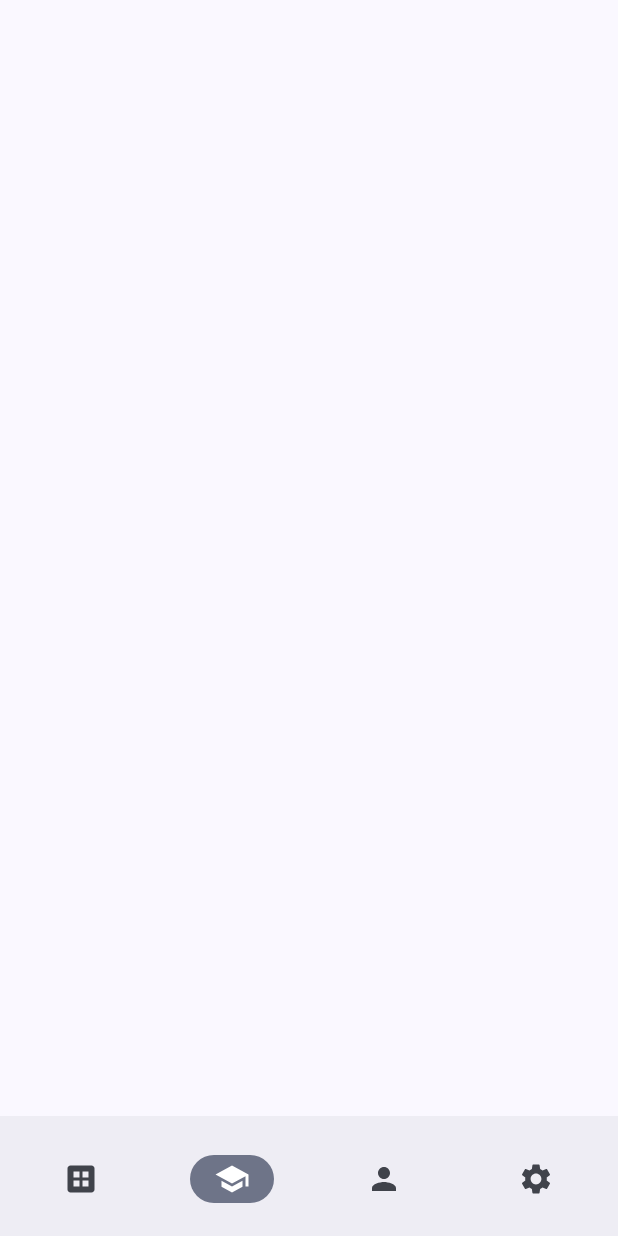
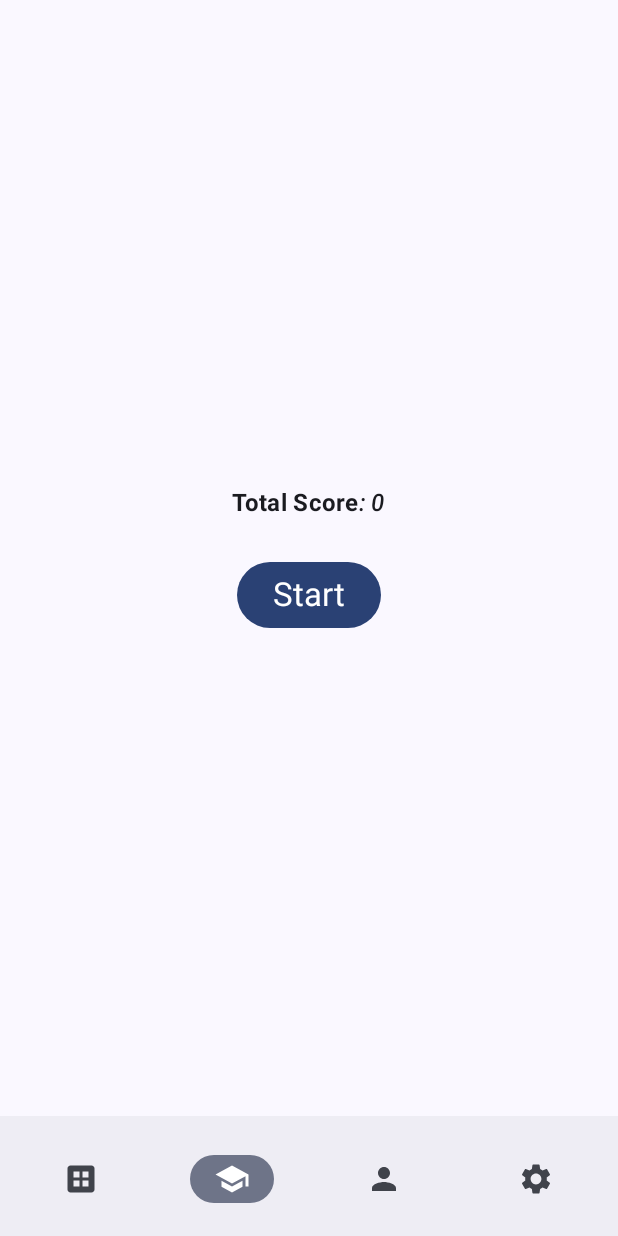
Before and after one commit to AndriiDubovyk/EasyLex, an Android app built with Jetpack Compose: the StudyScreen screen opened through its navigation route, on a phone screen of 412 x 824 dp. Run offline under Robolectric (Android 15) with nearby library versions, the light colour scheme and no system bars; our stand-ins replace Dagger/Hilt's generated code.

Commit message:
Add ability to practice flashcards

```diff
--- a/app/src/main/java/com/andriidubovyk/easylex/di/AppModule.kt
+++ b/app/src/main/java/com/andriidubovyk/easylex/di/AppModule.kt
@@ -10,6 +10,8 @@ import com.andriidubovyk.easylex.domain.use_case.DeleteFlashcard
 import com.andriidubovyk.easylex.domain.use_case.FlashcardUseCases
 import com.andriidubovyk.easylex.domain.use_case.GetFlashcard
 import com.andriidubovyk.easylex.domain.use_case.GetFlashcards
+import com.andriidubovyk.easylex.domain.use_case.GetLowestScoreFlashcards
+import com.andriidubovyk.easylex.domain.use_case.GetTotalScore
 import dagger.Module
 import dagger.Provides
 import dagger.hilt.InstallIn
@@ -42,7 +44,9 @@ object AppModule {
             getFlashcards = GetFlashcards(repository),
             getFlashcard = GetFlashcard(repository),
             addFlashcard = AddFlashcard(repository),
-            deleteFlashcard = DeleteFlashcard(repository)
+            deleteFlashcard = DeleteFlashcard(repository),
+            getTotalScore = GetTotalScore(repository),
+            getLowestScoreFlashcards = GetLowestScoreFlashcards(repository)
         )
     }
 }
--- a/app/src/main/java/com/andriidubovyk/easylex/domain/use_case/FlashcardUseCases.kt
+++ b/app/src/main/java/com/andriidubovyk/easylex/domain/use_case/FlashcardUseCases.kt
@@ -4,5 +4,7 @@ data class FlashcardUseCases(
     val getFlashcards: GetFlashcards,
     val getFlashcard: GetFlashcard,
     val addFlashcard: AddFlashcard,
-    val deleteFlashcard: DeleteFlashcard
+    val deleteFlashcard: DeleteFlashcard,
+    val getTotalScore: GetTotalScore,
+    val getLowestScoreFlashcards: GetLowestScoreFlashcards
 )
--- /dev/null
+++ b/app/src/main/java/com/andriidubovyk/easylex/domain/use_case/GetTotalScore.kt
@@ -0,0 +1,12 @@
+package com.andriidubovyk.easylex.domain.use_case
+
+import com.andriidubovyk.easylex.domain.repository.FlashcardRepository
+
+class GetTotalScore(
+    private val repository: FlashcardRepository
+) {
+
+    suspend operator fun invoke(): Int {
+        return repository.getTotalScore()
+    }
+}
--- a/app/src/main/java/com/andriidubovyk/easylex/presentation/navigation/NavigationHost.kt
+++ b/app/src/main/java/com/andriidubovyk/easylex/presentation/navigation/NavigationHost.kt
@@ -10,6 +10,8 @@ import androidx.navigation.compose.composable
 import androidx.navigation.navArgument
 import com.andriidubovyk.easylex.presentation.screen.add_edit_flashcard.AddEditFlashcardScreen
 import com.andriidubovyk.easylex.presentation.screen.flashacards.FlashcardsScreen
+import com.andriidubovyk.easylex.presentation.screen.practice_flashcards.PracticeFlashcardScreen
+import com.andriidubovyk.easylex.presentation.screen.study.StudyScreen
 
 @Composable
 fun NavigationHost(
@@ -40,7 +42,21 @@ fun NavigationHost(
             AddEditFlashcardScreen(Modifier.fillMaxSize(), navController = navController)
         }
         composable(route = Screen.STUDY.route) {
-            // TODO:
+            StudyScreen(Modifier.fillMaxSize(), navController)
+        }
+        composable(
+            route = Screen.PRACTICE_FLASHCARD.route +
+                    "?flashcardId={flashcardId}",
+            arguments = listOf(
+                navArgument(
+                    name = "flashcardId"
+                ) {
+                    type = NavType.IntType
+                    defaultValue = -1
+                }
+            )
+        ) {
+            PracticeFlashcardScreen(Modifier.fillMaxSize(), navController = navController)
         }
         composable(route = Screen.ACCOUNT.route) {
             // TODO:
--- a/app/src/main/java/com/andriidubovyk/easylex/presentation/navigation/Screen.kt
+++ b/app/src/main/java/com/andriidubovyk/easylex/presentation/navigation/Screen.kt
@@ -4,6 +4,7 @@ enum class Screen(val route: String) {
     FLASHCARDS("flashcards"),
     ADD_EDIT_FLASHCARDS("add_edit_flashcards"),
     STUDY("study"),
+    PRACTICE_FLASHCARD("practice_flashcards_screen"),
     ACCOUNT("account"),
     SETTINGS("settings"),
 }
--- /dev/null
+++ b/app/src/main/java/com/andriidubovyk/easylex/presentation/screen/study/StudyScreen.kt
@@ -0,0 +1,52 @@
+package com.andriidubovyk.easylex.presentation.screen.study
+
+import androidx.compose.foundation.layout.Arrangement
+import androidx.compose.foundation.layout.Column
+import androidx.compose.foundation.layout.Spacer
+import androidx.compose.foundation.layout.height
+import androidx.compose.material3.Button
+import androidx.compose.material3.MaterialTheme
+import androidx.compose.material3.Text
+import androidx.compose.runtime.Composable
+import androidx.compose.runtime.collectAsState
+import androidx.compose.runtime.getValue
+import androidx.compose.ui.Alignment
+import androidx.compose.ui.Modifier
+import androidx.compose.ui.res.stringResource
+import androidx.compose.ui.unit.dp
+import androidx.hilt.navigation.compose.hiltViewModel
+import androidx.navigation.NavController
+import com.andriidubovyk.easylex.R
+import com.andriidubovyk.easylex.presentation.component.DescriptionText
+import com.andriidubovyk.easylex.presentation.navigation.Screen
+import com.andriidubovyk.easylex.presentation.screen.study.view_model.StudyViewModel
+
+@Composable
+fun StudyScreen(
+    modifier: Modifier,
+    navController: NavController,
+    viewModel: StudyViewModel = hiltViewModel()
+) {
+    val state by viewModel.state.collectAsState()
+    Column(
+        modifier = modifier,
+        horizontalAlignment = Alignment.CenterHorizontally,
+        verticalArrangement = Arrangement.Center
+    ) {
+        DescriptionText(
+            descName = stringResource(R.string.total_score),
+            descValue = state.totalScore.toString()
+        )
+        Spacer(modifier = Modifier.height(25.dp))
+        Button(
+            onClick = {
+                navController.navigate(Screen.PRACTICE_FLASHCARD.route)
+            }
+        ) {
+            Text(
+                text = stringResource(R.string.start),
+                style = MaterialTheme.typography.titleLarge
+            )
+        }
+    }
+}
--- /dev/null
+++ b/app/src/main/java/com/andriidubovyk/easylex/presentation/screen/study/view_model/StudyState.kt
@@ -0,0 +1,5 @@
+package com.andriidubovyk.easylex.presentation.screen.study.view_model
+
+data class StudyState(
+    val totalScore: Int = 0
+)
--- /dev/null
+++ b/app/src/main/java/com/andriidubovyk/easylex/presentation/screen/study/view_model/StudyViewModel.kt
@@ -0,0 +1,28 @@
+package com.andriidubovyk.easylex.presentation.screen.study.view_model
+
+import androidx.lifecycle.ViewModel
+import androidx.lifecycle.viewModelScope
+import com.andriidubovyk.easylex.domain.use_case.FlashcardUseCases
+import dagger.hilt.android.lifecycle.HiltViewModel
+import kotlinx.coroutines.flow.MutableStateFlow
+import kotlinx.coroutines.flow.asStateFlow
+import kotlinx.coroutines.launch
+import javax.inject.Inject
+
+@HiltViewModel
+class StudyViewModel @Inject constructor(
+    private val flashcardUseCases: FlashcardUseCases
+) : ViewModel() {
+
+    private val _state = MutableStateFlow(StudyState())
+    val state = _state.asStateFlow()
+
+    init {
+        viewModelScope.launch {
+            _state.value = state.value.copy(
+                totalScore = flashcardUseCases.getTotalScore()
+            )
+        }
+    }
+
+}
```
Also changed, not shown: app/src/main/java/com/andriidubovyk/easylex/domain/use_case/GetLowestScoreFlashcards.kt (added, +13 -0 lines), app/src/main/java/com/andriidubovyk/easylex/presentation/component/FlashcardDisplay.kt (added, +83 -0 lines), app/src/main/java/com/andriidubovyk/easylex/presentation/component/PracticeButton.kt (added, +43 -0 lines), app/src/main/java/com/andriidubovyk/easylex/presentation/screen/practice_flashcards/PracticeFlashcardScreen.kt (added, +130 -0 lines), app/src/main/java/com/andriidubovyk/easylex/presentation/screen/practice_flashcards/view_model/PracticeFlashcardEvent.kt (added, +10 -0 lines), app/src/main/java/com/andriidubovyk/easylex/presentation/screen/practice_flashcards/view_model/PracticeFlashcardState.kt (added, +15 -0 lines), app/src/main/java/com/andriidubovyk/easylex/presentation/screen/practice_flashcards/view_model/PracticeFlashcardsViewModel.kt (added, +107 -0 lines), app/src/main/res/values/strings.xml (+11 -0 lines).
